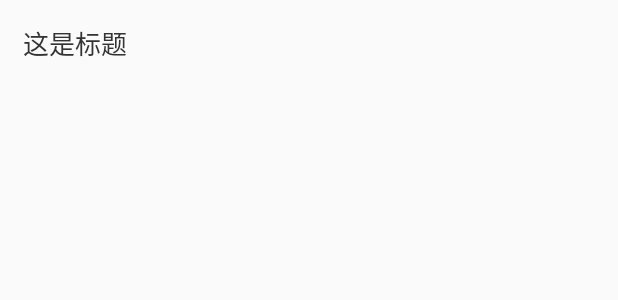
After one commit to panyiyiyi/RecyclerViewDemo, an Android app: the layout item_bind_first_view.xml on its own in the app's theme, with its tools: preview values and no code run, on a phone screen of 412 x 824 dp. The commit adds this screen. Shown: the top 300 px of the screen. Run offline under Robolectric (Android 15) with nearby library versions, the phone set to English and light mode, and no system bars.

Commit message:
添加使用dataBingding的ItemBean抽象类

```diff
--- a/app/src/main/AndroidManifest.xml
+++ b/app/src/main/AndroidManifest.xml
@@ -40,6 +40,10 @@
             android:name=".ui.DataBindActivity"
             android:launchMode="singleTop"
             android:screenOrientation="portrait" />
+        <activity
+            android:name=".ui.DataBindItemActivity"
+            android:launchMode="singleTop"
+            android:screenOrientation="portrait" />
     </application>
 
 </manifest>
--- a/app/src/main/java/com/even/recyclerviewdemo/ui/DataBindActivity.kt
+++ b/app/src/main/java/com/even/recyclerviewdemo/ui/DataBindActivity.kt
@@ -37,7 +37,7 @@ class DataBindActivity : BaseActivity() {
             }
         }
         mAdapter.onItemClick = object : OnItemBindListener<BindBean> {
-            override fun onItemClick(holder: BaseBindViewHolder<BindBean>, item: BindBean, position: Int) {
+            override fun onItemClick(holder: BaseBindViewHolder, item: BindBean, position: Int) {
                 Toast.makeText(this@DataBindActivity, item.title, Toast.LENGTH_LONG).show()
             }
         }
--- /dev/null
+++ b/app/src/main/res/layout/item_bind_first_view.xml
@@ -0,0 +1,30 @@
+<?xml version="1.0" encoding="utf-8"?>
+<layout xmlns:android="http://schemas.android.com/apk/res/android"
+    xmlns:app="http://schemas.android.com/apk/res-auto"
+    xmlns:tools="http://schemas.android.com/tools">
+
+    <data>
+
+        <variable
+            name="title"
+            type="com.even.recyclerviewdemo.beans.BindBean" />
+    </data>
+
+    <androidx.constraintlayout.widget.ConstraintLayout
+        android:layout_width="match_parent"
+        android:layout_height="wrap_content"
+        android:padding="15dp">
+
+        <TextView
+            android:layout_width="wrap_content"
+            android:layout_height="wrap_content"
+            android:text="@{title.title}"
+            android:textColor="@color/color333333"
+            android:textSize="17sp"
+            app:layout_constraintStart_toStartOf="parent"
+            app:layout_constraintTop_toTopOf="parent"
+            tools:text="这是标题" />
+
+
+    </androidx.constraintlayout.widget.ConstraintLayout>
+</layout>
--- a/commonrv/src/main/java/com/even/commonrv/adapter/BaseBindViewHolder.kt
+++ b/commonrv/src/main/java/com/even/commonrv/adapter/BaseBindViewHolder.kt
@@ -7,9 +7,5 @@ import androidx.recyclerview.widget.RecyclerView
  * Created Even by 2020/10/14
  * 使用databinding抽象ViewHolder
  */
-class BaseBindViewHolder<T>(val bindView: ViewDataBinding) : RecyclerView.ViewHolder(bindView.root) {
-    fun bind(variable: Int, t: T) {
-        bindView.setVariable(variable, t)
-        bindView.executePendingBindings()
-    }
+class BaseBindViewHolder(val bindView: ViewDataBinding) : RecyclerView.ViewHolder(bindView.root) {
 }
--- a/commonrv/src/main/java/com/even/commonrv/impl/OnItemBindListener.kt
+++ b/commonrv/src/main/java/com/even/commonrv/impl/OnItemBindListener.kt
@@ -8,7 +8,7 @@ import com.even.commonrv.adapter.BaseBindViewHolder
  */
 interface OnItemBindListener<T> {
     fun onItemClick(
-            holder: BaseBindViewHolder<T>,
+            holder: BaseBindViewHolder,
             item: T,
             position: Int
     )
--- a/commonrv/src/main/java/com/even/commonrv/impl/OnItemLongBindListener.kt
+++ b/commonrv/src/main/java/com/even/commonrv/impl/OnItemLongBindListener.kt
@@ -9,7 +9,7 @@ import com.even.commonrv.adapter.BaseBindViewHolder
  */
 interface OnItemLongBindListener<T> {
     fun onItemLongClick(
-            holder: BaseBindViewHolder<T>,
+            holder: BaseBindViewHolder,
             item: T,
             position: Int
     )
```
Also changed, not shown: app/src/main/java/com/even/recyclerviewdemo/MainActivity.java (+9 -0 lines), app/src/main/java/com/even/recyclerviewdemo/beans/ItemFirstBean.kt (added, +18 -0 lines), app/src/main/java/com/even/recyclerviewdemo/ui/DataBindItemActivity.kt (added, +27 -0 lines), commonrv/src/main/java/com/even/commonrv/adapter/BaseBindPagerAdapter.kt (added, +42 -0 lines), commonrv/src/main/java/com/even/commonrv/adapter/BaseBindRvAdapter.kt (+11 -6 lines), commonrv/src/main/java/com/even/commonrv/bean/BaseBindPagerBean.kt (added, +21 -0 lines).
